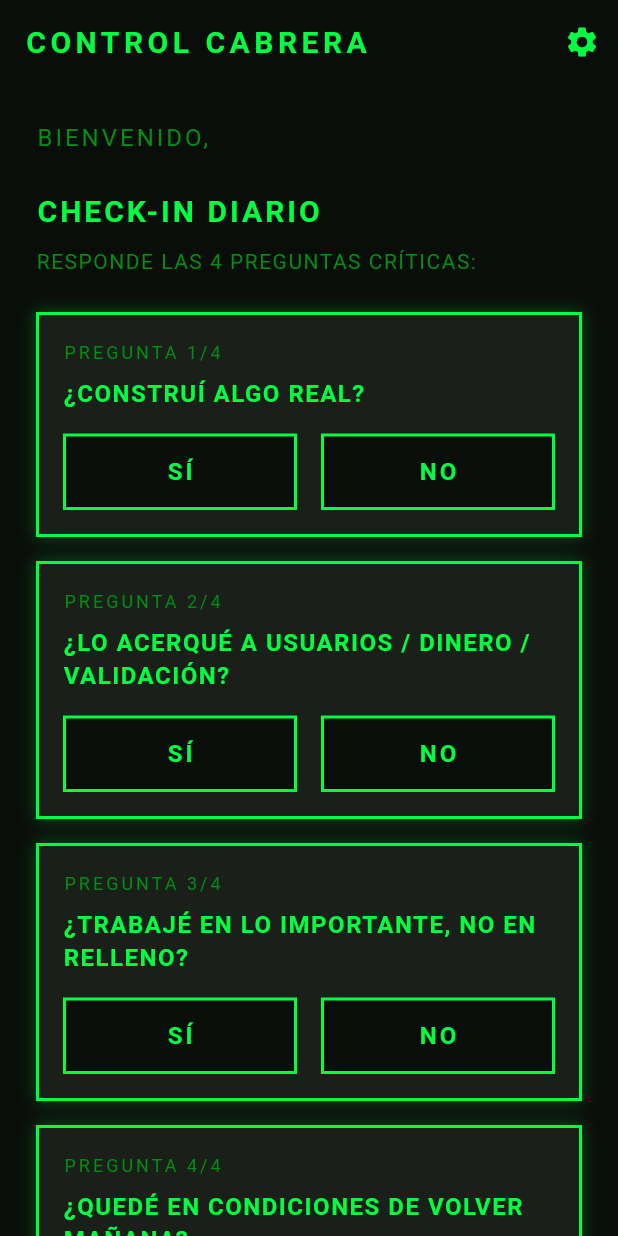
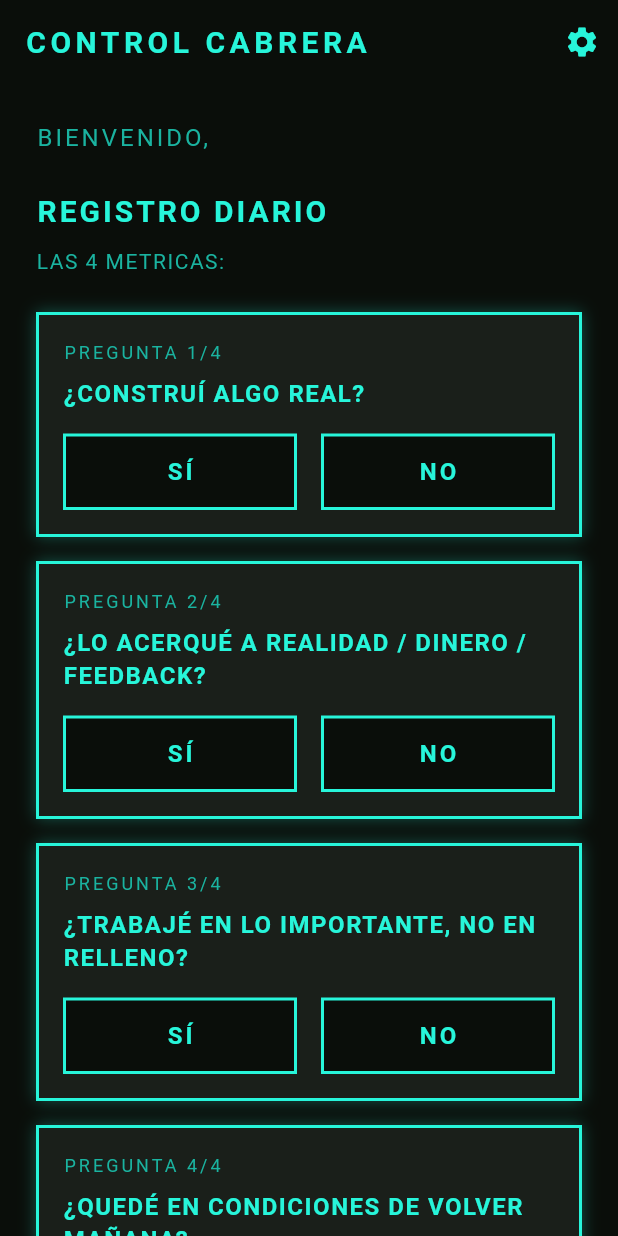
Before and after one commit to RickCabrera/Control-C, a Flutter app: the HomeScreen screen opened directly, on a phone screen of 412 x 824 dp. Run offline on Flutter 3.47's test engine with Material 3 defaults, Android fonts, the phone set to English and light mode, and no system bars; our stand-ins replace flutter_local_notifications, google_fonts, hive, hive_flutter, timezone; accounts and stored records are empty.

Commit message:
color cyan

```diff
--- a/lib/models/daily_checkin.dart
+++ b/lib/models/daily_checkin.dart
@@ -60,7 +60,7 @@ class DailyCheckIn extends HiveObject {
   static String getScoreDescription(int score) {
     switch (score) {
       case 4:
-        return 'Completaste todas las tareas críticas. Excelente trabajo.';
+        return 'Completaste todas las tareas críticas. Excelente trabajo. ;)';
       case 3:
         return 'Buen progreso, pero hay espacio para mejorar.';
       case 2:
--- a/lib/screens/home_screen.dart
+++ b/lib/screens/home_screen.dart
@@ -26,7 +26,7 @@ class _HomeScreenState extends State<HomeScreen> {
 
   final List<String> _questions = [
     '¿Construí algo real?',
-    '¿Lo acerqué a usuarios / dinero / validación?',
+    '¿Lo acerqué a realidad / dinero / feedback?',
     '¿Trabajé en lo importante, no en relleno?',
     '¿Quedé en condiciones de volver mañana?',
   ];
@@ -90,7 +90,7 @@ class _HomeScreenState extends State<HomeScreen> {
 
     ScaffoldMessenger.of(context).showSnackBar(
       const SnackBar(
-        content: Text('CHECK-IN GUARDADO'),
+        content: Text('REGISTRO GUARDADO'),
         backgroundColor: PipBoyColors.primaryDim,
       ),
     );
@@ -171,7 +171,7 @@ class _HomeScreenState extends State<HomeScreen> {
         }),
         const SizedBox(height: 24),
         RetroButton(
-          label: 'GUARDAR CHECK-IN',
+          label: 'GUARDAR REGISTRO',
           onPressed: _saveCheckIn,
         ),
       ],
@@ -187,7 +187,7 @@ class _HomeScreenState extends State<HomeScreen> {
     final color = _getScoreColor(score);
 
     return RetroContainer(
-      title: 'CHECK-IN COMPLETADO',
+      title: 'REGISTRO DIARIO COMPLETADO',
       child: Column(
         children: [
           Container(
@@ -289,7 +289,7 @@ class _HomeScreenState extends State<HomeScreen> {
                 _buildCompletedView()
               else ...[
                 const Text(
-                  'CHECK-IN DIARIO',
+                  'REGISTRO DIARIO',
                   style: TextStyle(
                     fontSize: 20,
                     fontWeight: FontWeight.bold,
@@ -298,7 +298,7 @@ class _HomeScreenState extends State<HomeScreen> {
                 ),
                 const SizedBox(height: 8),
                 const Text(
-                  'RESPONDE LAS 4 PREGUNTAS CRÍTICAS:',
+                  'LAS 4 METRICAS:',
                   style: TextStyle(
                     fontSize: 14,
                     letterSpacing: 1,
--- a/lib/screens/onboarding_screen.dart
+++ b/lib/screens/onboarding_screen.dart
@@ -143,7 +143,7 @@ class _OnboardingScreenState extends State<OnboardingScreen> {
                   crossAxisAlignment: CrossAxisAlignment.start,
                   children: [
                     const Text(
-                      'BIENVENIDO RICARDO.',
+                      'BIENVENIDO CABRERA.',
                       style: TextStyle(
                         fontSize: 14,
                         letterSpacing: 1,
@@ -152,7 +152,7 @@ class _OnboardingScreenState extends State<OnboardingScreen> {
                     ),
                     const SizedBox(height: 8),
                     const Text(
-                      'RESPONDERÁS 4 PREGUNTAS CRÍTICAS CADA 24 HORAS.',
+                      'REGISTRAREMOS 4 PREGUNTAS CRÍTICAS CADA 24 HORAS.',
                       style: TextStyle(
                         fontSize: 14,
                         letterSpacing: 1,
@@ -212,7 +212,7 @@ class _OnboardingScreenState extends State<OnboardingScreen> {
                       )
                     else
                       RetroButton(
-                        label: 'INICIAR SISTEMA',
+                        label: 'INICIAR CONTROL CABRERA',
                         onPressed: _saveAndContinue,
                       ),
                   ],
--- a/lib/services/notification_service.dart
+++ b/lib/services/notification_service.dart
@@ -80,7 +80,7 @@ class NotificationService {
           channelDescription: _channelDescription,
           importance: Importance.high,
           priority: Priority.high,
-          color: const Color(0xFF00FF41),
+          color: const Color(0xFF27F5DA),
           icon: '@mipmap/ic_launcher',
         ),
         iOS: const DarwinNotificationDetails(
@@ -131,7 +131,7 @@ class NotificationService {
           channelDescription: _channelDescription,
           importance: Importance.high,
           priority: Priority.high,
-          color: const Color(0xFF00FF41),
+          color: const Color(0xFF27F5DA),
         ),
       ),
     );
--- a/lib/theme/pip_boy_theme.dart
+++ b/lib/theme/pip_boy_theme.dart
@@ -2,9 +2,9 @@ import 'package:flutter/material.dart';
 import 'package:google_fonts/google_fonts.dart';
 
 class PipBoyColors {
-  static const Color primary = Color(0xFF00FF41);
-  static const Color primaryDim = Color(0xFF008F11);
-  static const Color primaryBright = Color(0xFF39FF14);
+  static const Color primary = Color(0xFF27F5DA);
+  static const Color primaryDim = Color(0xFF1AB3A0);
+  static const Color primaryBright = Color(0xFF5FFFF0);
   static const Color background = Color(0xFF0A0E0A);
   static const Color surface = Color(0xFF1A1F1A);
   static const Color surfaceVariant = Color(0xFF0F140F);
```
Also changed, not shown: 1 other file.
